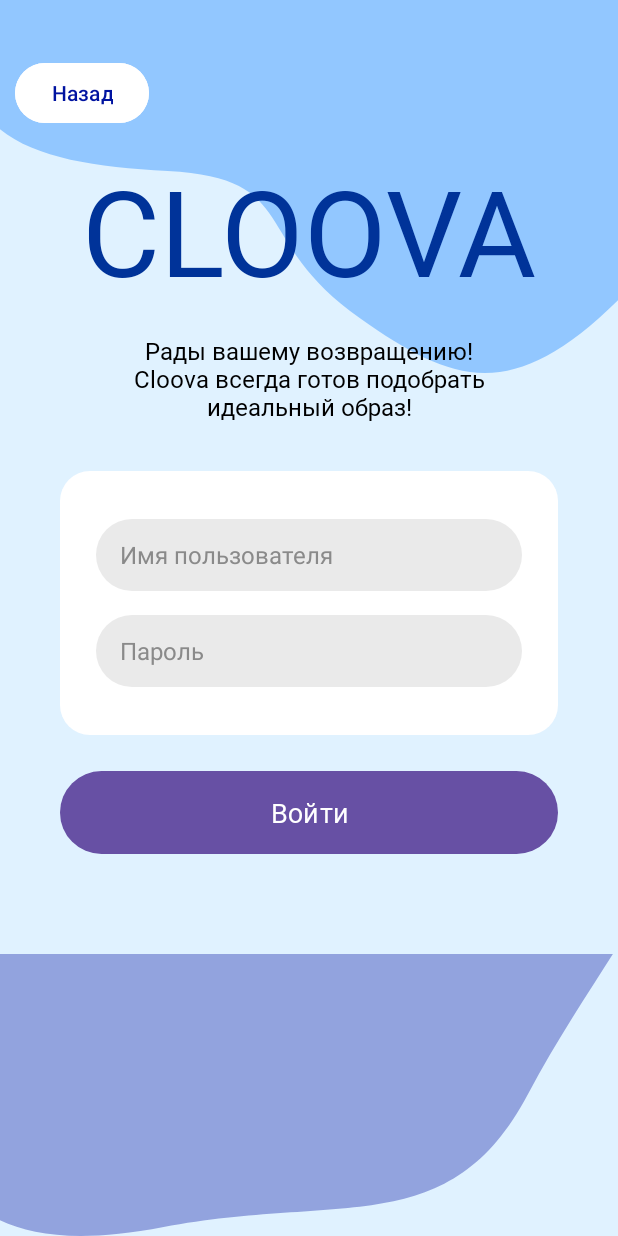
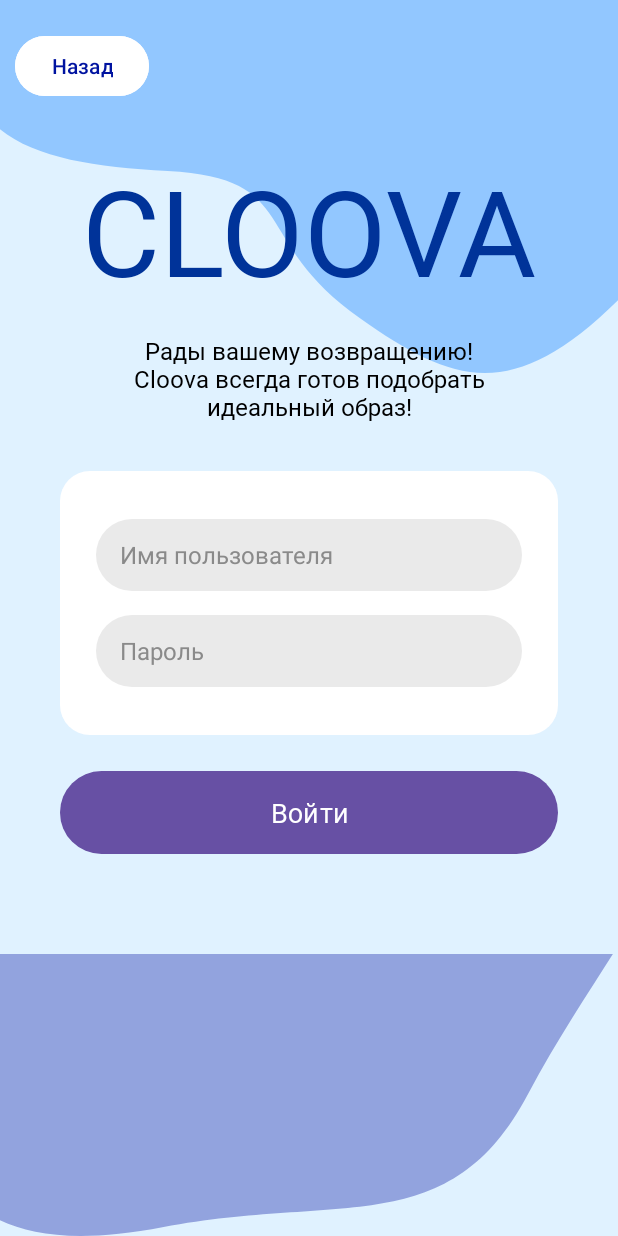
Before and after one commit to KOMAHDA/Cloova, an Android app: the screen it shows after launch (LoginActivity), on a phone screen of 412 x 824 dp. Run offline under Robolectric (Android 15) with nearby library versions, the phone set to English and light mode, and no system bars; Roboto replaces fonts that are not available here.

Commit message:
Небольшие правки

```diff
--- a/app/src/main/java/com/example/cloova/LoginActivity.java
+++ b/app/src/main/java/com/example/cloova/LoginActivity.java
@@ -2,6 +2,7 @@ package com.example.cloova;
 
 import androidx.appcompat.app.AppCompatActivity;
 
+import android.annotation.SuppressLint;
 import android.content.Intent;
 import android.os.Bundle;
 import android.view.View;
@@ -15,7 +16,9 @@ public class LoginActivity extends AppCompatActivity {
     private EditText loginWindow;
     private EditText passWindow;
     private Button loginButton;
+    private Button goBackButton;
 
+    @SuppressLint("MissingInflatedId")
     @Override
     protected void onCreate(Bundle savedInstanceState) {
         super.onCreate(savedInstanceState);
@@ -24,6 +27,7 @@ public class LoginActivity extends AppCompatActivity {
         loginWindow = findViewById(R.id.usernameEditText);
         passWindow = findViewById(R.id.passwordEditText);
         loginButton = findViewById(R.id.loginButton);
+        goBackButton = findViewById(R.id.gobackbutton);
 
         loginButton.setOnClickListener(new View.OnClickListener() {
             @Override
@@ -31,6 +35,16 @@ public class LoginActivity extends AppCompatActivity {
                 handleSubmit();
             }
         });
+
+        goBackButton.setOnClickListener(new View.OnClickListener() {
+            @Override
+            public void onClick(View v) {
+                Intent intent = new Intent(LoginActivity.this, MainActivity.class);
+                startActivity(intent);
+                finish();
+            }
+        });
+
     }
 
     private void handleSubmit() {
--- a/app/src/main/res/layout/activity_login.xml
+++ b/app/src/main/res/layout/activity_login.xml
@@ -129,11 +129,11 @@
         app:layout_constraintTop_toBottomOf="@+id/loginBox" />
 
     <Button
-        android:id="@+id/button4"
+        android:id="@+id/gobackbutton"
         android:layout_width="wrap_content"
         android:layout_height="wrap_content"
         android:layout_marginStart="10dp"
-        android:layout_marginTop="38dp"
+        android:layout_marginTop="20dp"
         android:backgroundTint="@color/white"
         android:text="@string/strelka"
         android:textColor="@color/blue"
--- a/app/src/main/res/layout/activity_main.xml
+++ b/app/src/main/res/layout/activity_main.xml
@@ -12,7 +12,7 @@
         android:id="@+id/textView"
         android:layout_width="wrap_content"
         android:layout_height="wrap_content"
-        android:layout_marginTop="280dp"
+        android:layout_marginTop="200dp"
         android:fontFamily="@font/marcellus"
         android:text="@string/logo_text"
         android:textColor="@color/blue"
@@ -39,7 +39,7 @@
         android:id="@+id/button2"
         android:layout_width="240dp"
         android:layout_height="55dp"
-        android:layout_marginTop="24dp"
+        android:layout_marginTop="20dp"
         android:backgroundTint="@color/blue"
         android:fontFamily="@font/manrope_bold"
         android:text="@string/nach"
```
